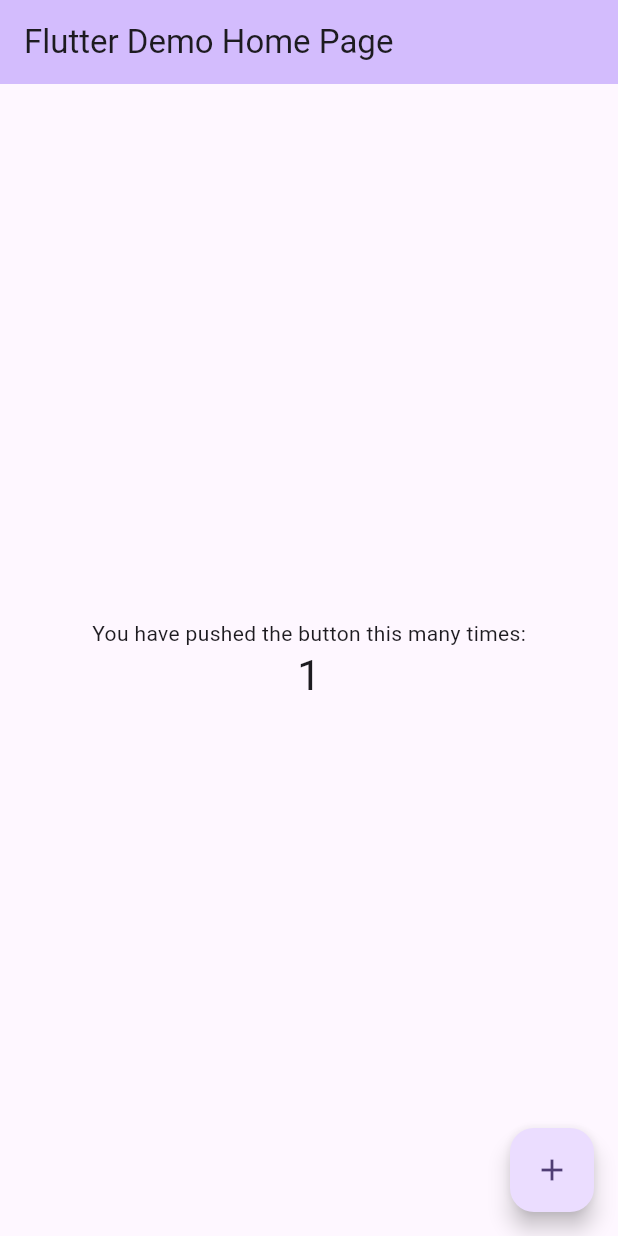
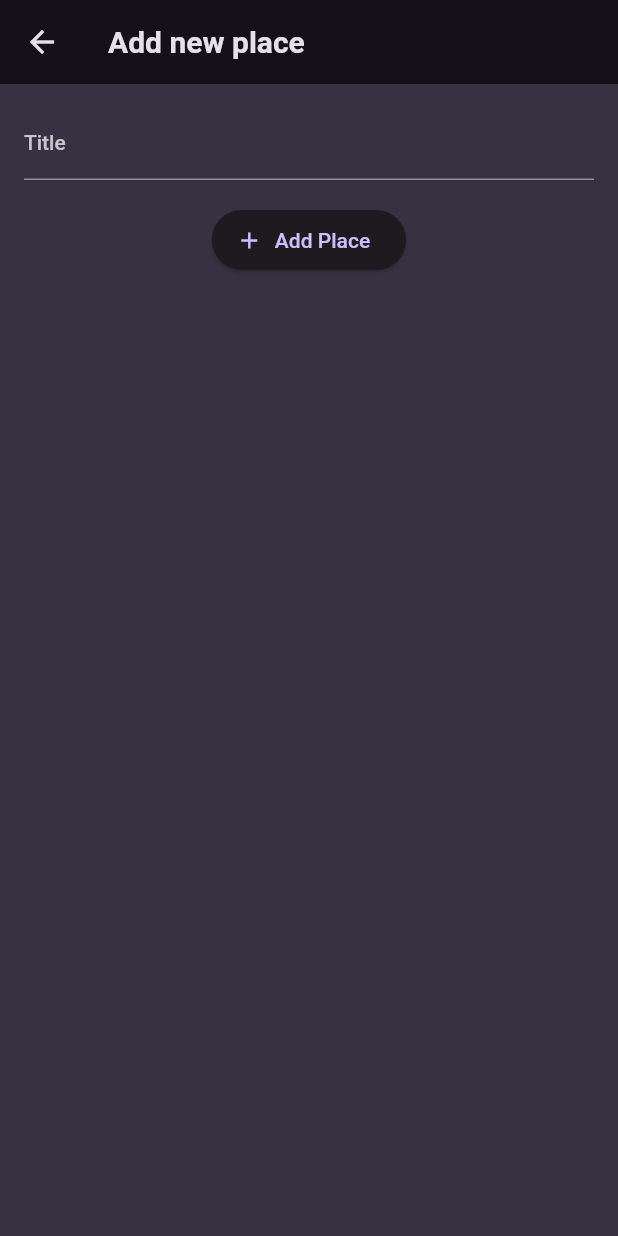
Before and after one commit to asif-marakkar/Flutter_places_app, a Flutter app: the screen it shows after launch, after a tap on the "add" icon, on a phone screen of 412 x 824 dp. Run offline on Flutter 3.47's test engine with Material 2 defaults, Android fonts, the phone set to English and light mode, and no system bars; our stand-ins replace flutter_riverpod, google_fonts.

Commit message:
add places with provider

```diff
--- a/lib/main.dart
+++ b/lib/main.dart
@@ -1,125 +1,45 @@
 import 'package:flutter/material.dart';
+import 'package:flutter_riverpod/flutter_riverpod.dart';
+import 'package:google_fonts/google_fonts.dart';
+import 'package:places_app/screens/places.dart';
+
+final colorScheme = ColorScheme.fromSeed(
+  brightness: Brightness.dark,
+  seedColor: const Color.fromARGB(255, 102, 6, 247),
+  background: const Color.fromARGB(255, 56, 49, 66),
+);
+
+final theme = ThemeData().copyWith(
+  useMaterial3: true,
+  scaffoldBackgroundColor: colorScheme.background,
+  colorScheme: colorScheme,
+  textTheme: GoogleFonts.ubuntuCondensedTextTheme().copyWith(
+    titleSmall: GoogleFonts.ubuntuCondensed(
+      fontWeight: FontWeight.bold,
+    ),
+    titleMedium: GoogleFonts.ubuntuCondensed(
+      fontWeight: FontWeight.bold,
+    ),
+    titleLarge: GoogleFonts.ubuntuCondensed(
+      fontWeight: FontWeight.bold,
+    ),
+  ),
+);
 
 void main() {
-  runApp(const MyApp());
+  runApp(
+    const ProviderScope(
+      child: PlacesApp(),
+    ),
+  );
 }
 
-class MyApp extends StatelessWidget {
-  const MyApp({super.key});
+class PlacesApp extends StatelessWidget {
+  const PlacesApp({Key? key}) : super(key: key);
 
-  // This widget is the root of your application.
   @override
   Widget build(BuildContext context) {
     return MaterialApp(
-      title: 'Flutter Demo',
-      theme: ThemeData(
-        // This is the theme of your application.
-        //
-        // TRY THIS: Try running your application with "flutter run". You'll see
-        // the application has a blue toolbar. Then, without quitting the app,
-        // try changing the seedColor in the colorScheme below to Colors.green
-        // and then invoke "hot reload" (save your changes or press the "hot
-        // reload" button in a Flutter-supported IDE, or press "r" if you used
-        // the command line to start the app).
-        //
-        // Notice that the counter didn't reset back to zero; the application
-        // state is not lost during the reload. To reset the state, use hot
-        // restart instead.
-        //
-        // This works for code too, not just values: Most code changes can be
-        // tested with just a hot reload.
-        colorScheme: ColorScheme.fromSeed(seedColor: Colors.deepPurple),
-        useMaterial3: true,
-      ),
-      home: const MyHomePage(title: 'Flutter Demo Home Page'),
-    );
+        title: 'Great Places', theme: theme, home: const PlacesScreen());
   }
 }
-
-class MyHomePage extends StatefulWidget {
-  const MyHomePage({super.key, required this.title});
-
-  // This widget is the home page of your application. It is stateful, meaning
-  // that it has a State object (defined below) that contains fields that affect
-  // how it looks.
-
-  // This class is the configuration for the state. It holds the values (in this
-  // case the title) provided by the parent (in this case the App widget) and
-  // used by the build method of the State. Fields in a Widget subclass are
-  // always marked "final".
-
-  final String title;
-
-  @override
-  State<MyHomePage> createState() => _MyHomePageState();
-}
-
-class _MyHomePageState extends State<MyHomePage> {
-  int _counter = 0;
-
-  void _incrementCounter() {
-    setState(() {
-      // This call to setState tells the Flutter framework that something has
-      // changed in this State, which causes it to rerun the build method below
-      // so that the display can reflect the updated values. If we changed
-      // _counter without calling setState(), then the build method would not be
-      // called again, and so nothing would appear to happen.
-      _counter++;
-    });
-  }
-
-  @override
-  Widget build(BuildContext context) {
-    // This method is rerun every time setState is called, for instance as done
-    // by the _incrementCounter method above.
-    //
-    // The Flutter framework has been optimized to make rerunning build methods
-    // fast, so that you can just rebuild anything that needs updating rather
-    // than having to individually change instances of widgets.
-    return Scaffold(
-      appBar: AppBar(
-        // TRY THIS: Try changing the color here to a specific color (to
-        // Colors.amber, perhaps?) and trigger a hot reload to see the AppBar
-        // change color while the other colors stay the same.
-        backgroundColor: Theme.of(context).colorScheme.inversePrimary,
-        // Here we take the value from the MyHomePage object that was created by
-        // the App.build method, and use it to set our appbar title.
-        title: Text(widget.title),
-      ),
-      body: Center(
-        // Center is a layout widget. It takes a single child and positions it
-        // in the middle of the parent.
-        child: Column(
-          // Column is also a layout widget. It takes a list of children and
-          // arranges them vertically. By default, it sizes itself to fit its
-          // children horizontally, and tries to be as tall as its parent.
-          //
-          // Column has various properties to control how it sizes itself and
-          // how it positions its children. Here we use mainAxisAlignment to
-          // center the children vertically; the main axis here is the vertical
-          // axis because Columns are vertical (the cross axis would be
-          // horizontal).
-          //
-          // TRY THIS: Invoke "debug painting" (choose the "Toggle Debug Paint"
-          // action in the IDE, or press "p" in the console), to see the
-          // wireframe for each widget.
-          mainAxisAlignment: MainAxisAlignment.center,
-          children: <Widget>[
-            const Text(
-              'You have pushed the button this many times:',
-            ),
-            Text(
-              '$_counter',
-              style: Theme.of(context).textTheme.headlineMedium,
-            ),
-          ],
-        ),
-      ),
-      floatingActionButton: FloatingActionButton(
-        onPressed: _incrementCounter,
-        tooltip: 'Increment',
-        child: const Icon(Icons.add),
-      ), // This trailing comma makes auto-formatting nicer for build methods.
-    );
-  }
-}
--- a/lib/models/place.dart
+++ b/lib/models/place.dart
@@ -4,6 +4,7 @@ const uuid = Uuid();
 
 class Place {
   Place({required this.title}) : id = uuid.v4();
+
   String title;
   String id;
 }
--- /dev/null
+++ b/lib/providers/places_provider.dart
@@ -0,0 +1,14 @@
+import 'package:flutter_riverpod/flutter_riverpod.dart';
+import 'package:places_app/models/place.dart';
+
+class PlacesNotifier extends StateNotifier<List<Place>> {
+  PlacesNotifier() : super(const []);
+
+  void addPlace(String title) {
+    state = [Place(title: title), ...state];
+  }
+}
+
+final placesProvider = StateNotifierProvider<PlacesNotifier, List<Place>>(
+  (ref) => PlacesNotifier(),
+);
--- a/lib/screens/add_place.dart
+++ b/lib/screens/add_place.dart
@@ -0,0 +1,62 @@
+import 'package:flutter/material.dart';
+import 'package:flutter_riverpod/flutter_riverpod.dart';
+import 'package:places_app/providers/places_provider.dart';
+
+class AddPlaceScreen extends ConsumerStatefulWidget {
+  const AddPlaceScreen({super.key});
+
+  @override
+  ConsumerState<AddPlaceScreen> createState() => _AddPlaceScreenState();
+}
+
+class _AddPlaceScreenState extends ConsumerState<AddPlaceScreen> {
+  final _titleController = TextEditingController();
+
+  @override
+  void dispose() {
+    super.dispose();
+    _titleController.dispose();
+  }
+
+  void _savePlace() {
+    final enteredText = _titleController.text.trim();
+    if (enteredText.isEmpty) {
+      return;
+    }
+    ref.read(placesProvider.notifier).addPlace(enteredText);
+    Navigator.of(context).pop();
+  }
+
+  @override
+  Widget build(BuildContext context) {
+    final colorScheme = Theme.of(context).colorScheme;
+    return Scaffold(
+      appBar: AppBar(
+        title: const Text('Add new place'),
+      ),
+      body: SingleChildScrollView(
+        padding: const EdgeInsets.all(16),
+        child: Column(
+          children: [
+            TextField(
+              autocorrect: false,
+              decoration: const InputDecoration(
+                label: Text('Title'),
+              ),
+              controller: _titleController,
+              style: TextStyle(color: colorScheme.onBackground),
+            ),
+            const SizedBox(
+              height: 16,
+            ),
+            ElevatedButton.icon(
+              onPressed: _savePlace,
+              icon: const Icon(Icons.add),
+              label: const Text('Add Place'),
+            ),
+          ],
+        ),
+      ),
+    );
+  }
+}
--- /dev/null
+++ b/lib/screens/places.dart
@@ -0,0 +1,30 @@
+import 'package:flutter/material.dart';
+import 'package:flutter_riverpod/flutter_riverpod.dart';
+import 'package:places_app/providers/places_provider.dart';
+import 'package:places_app/screens/add_place.dart';
+import 'package:places_app/widgets/places_list.dart';
+
+class PlacesScreen extends ConsumerWidget {
+  const PlacesScreen({super.key});
+
+  @override
+  Widget build(BuildContext context, WidgetRef ref) {
+    final places = ref.watch(placesProvider);
+    return Scaffold(
+      appBar: AppBar(
+        title: const Text('Your Places'),
+        actions: [
+          IconButton(
+            onPressed: () {
+              Navigator.of(context).push(
+                MaterialPageRoute(builder: (cxt) => const AddPlaceScreen()),
+              );
+            },
+            icon: const Icon(Icons.add),
+          ),
+        ],
+      ),
+      body: PlacesList(places: places),
+    );
+  }
+}
--- a/lib/screens/places.detail.dart
+++ b/lib/screens/places.detail.dart
@@ -0,0 +1,20 @@
+import 'package:flutter/material.dart';
+import 'package:places_app/models/place.dart';
+
+class PlacesDetailScreen extends StatelessWidget {
+  const PlacesDetailScreen({super.key, required this.place});
+
+  final Place place;
+
+  @override
+  Widget build(BuildContext context) {
+    //final textTheme = Theme.of(context).textTheme;
+    //final colorScheme = Theme.of(context).colorScheme;
+    return Scaffold(
+      appBar: AppBar(
+        title: Text(place.title),
+      ),
+      body: Text(place.title),
+    );
+  }
+}
--- /dev/null
+++ b/lib/widgets/places_list.dart
@@ -0,0 +1,43 @@
+import 'package:flutter/material.dart';
+import 'package:places_app/models/place.dart';
+import 'package:places_app/screens/places.detail.dart';
+
+class PlacesList extends StatelessWidget {
+  const PlacesList({super.key, required this.places});
+
+  final List<Place> places;
+
+  @override
+  Widget build(BuildContext context) {
+    final textTheme = Theme.of(context).textTheme;
+    final colorScheme = Theme.of(context).colorScheme;
+    if (places.isEmpty) {
+      return Center(
+        child: Text(
+          'No places added yet.',
+          style: textTheme.titleMedium!.copyWith(
+            color: colorScheme.onBackground,
+          ),
+        ),
+      );
+    }
+    return ListView.builder(
+      itemCount: places.length,
+      itemBuilder: (cxt, index) => ListTile(
+        title: Text(
+          places[index].title,
+          style: textTheme.titleMedium!.copyWith(
+            color: colorScheme.onBackground,
+          ),
+        ),
+        onTap: () => Navigator.of(context).push(
+          MaterialPageRoute(
+            builder: (cxt) => PlacesDetailScreen(
+              place: places[index],
+            ),
+          ),
+        ),
+      ),
+    );
+  }
+}
```
Also changed, not shown: lib/widgets/image_input.dart (added), 4 other files.
